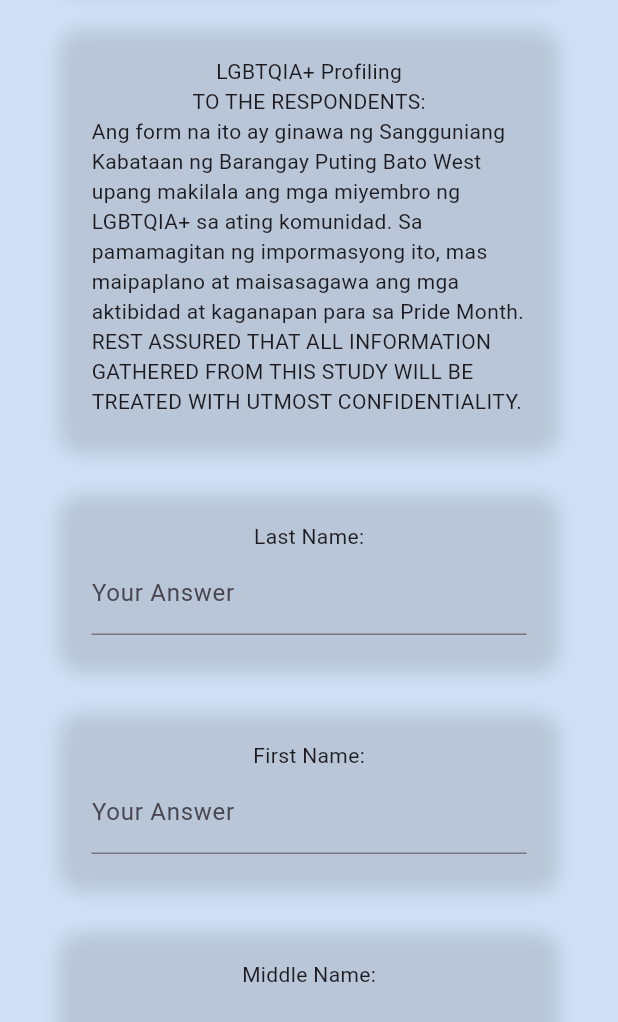
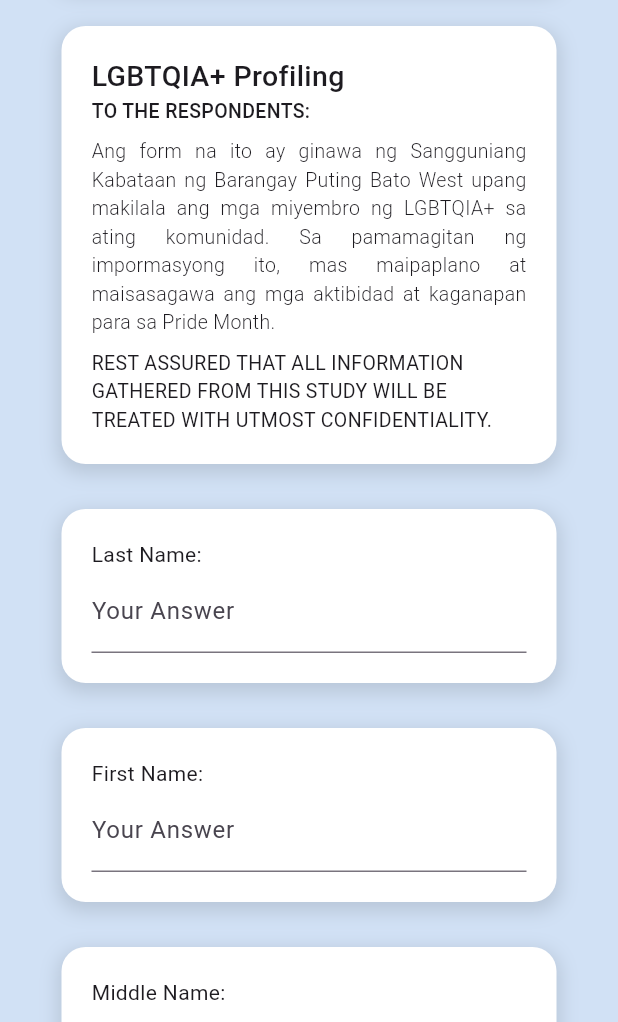
Before and after one commit to Andreicomia11-12/SK-INSIGHT-flutter, a Flutter app: the screen it shows after launch, on a phone screen of 412 x 824 dp, the part 214-1236 px from its top. Run offline on Flutter 3.47's test engine with Material 3 defaults, Android fonts, the phone set to English and light mode, and no system bars.

Commit message:
Week-2-Day-3

```diff
--- a/lib/pages/LGBTQProfiling.dart
+++ b/lib/pages/LGBTQProfiling.dart
@@ -150,6 +150,7 @@ class LGBTQ extends StatelessWidget {
                     width: 330,
                     padding: const EdgeInsets.all(20),
                     decoration: BoxDecoration(
+                      color: Colors.white,
                       borderRadius: BorderRadius.circular(16),
                       boxShadow: const [
                         BoxShadow(
@@ -163,26 +164,54 @@ class LGBTQ extends StatelessWidget {
                     child: Column(
                       children: [
                         Container(
+                          width: double.infinity,
                           child: Text(
-                            'LGBTQIA+ Profiling'
+                            'LGBTQIA+ Profiling',
+                            style:
+                            TextStyle(
+                              fontSize: 19,
+                              fontWeight: FontWeight.w500
+                            ),
+                            textAlign: TextAlign.left,
                           ),
                         ),
 
                         Container(
+                          width: double.infinity,
                           child: Text(
                             'TO THE RESPONDENTS:',
+                            style:
+                            TextStyle(
+                                fontSize: 13,
+                                fontWeight: FontWeight.w500
+                            ),
+                            textAlign: TextAlign.left,
                           ),
                         ),
 
                         Container(
+                          margin: EdgeInsets.only(top: 8),
                           child: Text(
-                            'Ang form na ito ay ginawa ng Sangguniang Kabataan ng Barangay Puting Bato West upang makilala ang mga miyembro ng LGBTQIA+ sa ating komunidad. Sa pamamagitan ng impormasyong ito, mas maipaplano at maisasagawa ang mga aktibidad at kaganapan para sa Pride Month.'
+                            'Ang form na ito ay ginawa ng Sangguniang Kabataan ng Barangay Puting Bato West upang makilala ang mga miyembro ng LGBTQIA+ sa ating komunidad. Sa pamamagitan ng impormasyong ito, mas maipaplano at maisasagawa ang mga aktibidad at kaganapan para sa Pride Month.',
+                            style:
+                            TextStyle(
+                                fontSize: 13,
+                                fontWeight: FontWeight.w300
+                            ),
+                            textAlign: TextAlign.justify,
                           ),
                         ),
 
                         Container(
+                          margin: EdgeInsets.only(top: 8),
                           child: Text(
-                            'REST ASSURED THAT ALL INFORMATION GATHERED FROM THIS STUDY WILL BE TREATED WITH UTMOST CONFIDENTIALITY.'
+                            'REST ASSURED THAT ALL INFORMATION GATHERED FROM THIS STUDY WILL BE TREATED WITH UTMOST CONFIDENTIALITY.',
+                            style:
+                            TextStyle(
+                                fontSize: 13,
+                                fontWeight: FontWeight.w400
+                            ),
+                            textAlign: TextAlign.left,
                           ),
                         )
                       ],
@@ -200,6 +229,7 @@ class LGBTQ extends StatelessWidget {
                           width: 330,
                           padding: const EdgeInsets.all(20),
                           decoration: BoxDecoration(
+                            color: Colors.white,
                             borderRadius: BorderRadius.circular(16),
                             boxShadow: const [
                               BoxShadow(
@@ -213,6 +243,7 @@ class LGBTQ extends StatelessWidget {
                           child: Column(
                             children: [
                               Container(
+                                width: double.infinity,
                                 child: Text(
                                   'Last Name:'
                                 ),
@@ -239,6 +270,7 @@ class LGBTQ extends StatelessWidget {
                           width: 330,
                           padding: const EdgeInsets.all(20),
                           decoration: BoxDecoration(
+                            color: Colors.white,
                             borderRadius: BorderRadius.circular(16),
                             boxShadow: const [
                               BoxShadow(
@@ -252,8 +284,9 @@ class LGBTQ extends StatelessWidget {
                           child: Column(
                             children: [
                               Container(
+                                width: double.infinity,
                                 child: Text(
-                                  'First Name:'
+                                  'First Name:',
                                 ),
                               ),
                               Container(
@@ -281,6 +314,7 @@ class LGBTQ extends StatelessWidget {
                           width: 330,
                           padding: const EdgeInsets.all(20),
                           decoration: BoxDecoration(
+                            color: Colors.white,
                             borderRadius: BorderRadius.circular(16),
                             boxShadow: const [
                               BoxShadow(
@@ -294,6 +328,7 @@ class LGBTQ extends StatelessWidget {
                           child: Column(
                             children: [
                               Container(
+                                width: double.infinity,
                                 child: Text(
                                   'Middle Name:'
                                 ),
@@ -323,6 +358,7 @@ class LGBTQ extends StatelessWidget {
                           width: 330,
                           padding: const EdgeInsets.all(20),
                           decoration: BoxDecoration(
+                            color: Colors.white,
                             borderRadius: BorderRadius.circular(16),
                             boxShadow: const [
                               BoxShadow(
@@ -336,6 +372,7 @@ class LGBTQ extends StatelessWidget {
                           child: Column(
                             children: [
                               Container(
+                                width: double.infinity,
                                 child: Text(
                                   'Birthday:'
                                 ),
@@ -365,6 +402,7 @@ class LGBTQ extends StatelessWidget {
                           width: 330,
                           padding: const EdgeInsets.all(20),
                           decoration: BoxDecoration(
+                            color: Colors.white,
                             borderRadius: BorderRadius.circular(16),
                             boxShadow: const [
                               BoxShadow(
@@ -378,6 +416,7 @@ class LGBTQ extends StatelessWidget {
                           child: Column(
                             children: [
                               Container(
+                                width: double.infinity,
                                 child: Text(
                                   'Sex Assigned at Birth:'
                                 ),
```
Also changed, not shown: lib/pages/KKProfiling.dart (+29 -27 lines).
